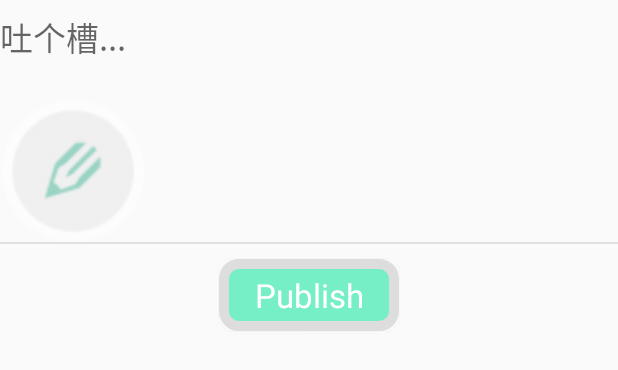
After one commit to Vacity/campusWall, an Android app: the layout activity_publish.xml on its own in the app's theme, with its tools: preview values and no code run, on a phone screen of 412 x 824 dp. The commit adds this screen. Shown: the top 370 px of the screen. Run offline under Robolectric (Android 15) with nearby library versions, the phone set to English and light mode, and no system bars.

Commit message:
发表界面1版

```diff
--- /dev/null
+++ b/app/src/main/res/drawable/arc_button.xml
@@ -0,0 +1,18 @@
+<?xml version="1.0" encoding="utf-8"?>
+<selector xmlns:android="http://schemas.android.com/apk/res/android">
+    <item android:state_pressed="false">
+        <shape>
+            <solid android:color="#76EEC6"/>
+            <corners android:radius="10dp"/>
+            <stroke android:width="10px" android:color="#DDD"/>
+        </shape>
+    </item>
+
+    <item android:state_pressed="true">
+        <shape>
+            <solid android:color="#66CDAA"/>
+            <corners android:radius="10dp"/>
+            <stroke android:width="10px" android:color="#DDD"/>
+        </shape>
+    </item>
+</selector>
--- /dev/null
+++ b/app/src/main/res/layout/activity_publish.xml
@@ -0,0 +1,44 @@
+<?xml version="1.0" encoding="utf-8"?>
+<LinearLayout xmlns:android="http://schemas.android.com/apk/res/android"
+    android:orientation="vertical" android:layout_width="match_parent"
+    android:layout_height="match_parent"
+    >
+
+    <EditText
+        android:id="@+id/etContent"
+        android:layout_width="match_parent"
+        android:layout_height="wrap_content"
+        android:paddingTop="8dp"
+        android:background="@null"
+        android:inputType="none"
+        android:hint="吐个槽..."
+        android:textAppearance="?android:attr/textAppearanceLarge"
+        />
+
+    <ImageView
+        android:layout_width="96dp"
+        android:layout_height="96dp"
+        android:layout_marginTop="24dp"
+        android:src="@drawable/profile_change"/>
+
+    <View
+        android:layout_width="match_parent"
+        android:layout_height="1dp"
+        android:background="#E0E0E0"
+        />
+
+
+
+    <Button
+        android:layout_gravity="center"
+        android:layout_width="120dp"
+        android:layout_margin="10dp"
+        android:layout_height="wrap_content"
+        android:background="@drawable/arc_button"
+        android:textColor="#FFF"
+        android:textAppearance="?android:attr/textAppearanceLarge"
+        android:text="@string/publish_message"/>
+
+
+
+</LinearLayout>
--- a/app/src/main/res/layout/activity_signup.xml
+++ b/app/src/main/res/layout/activity_signup.xml
@@ -28,8 +28,9 @@
             <EditText android:id="@+id/input_email"
                 android:layout_width="match_parent"
                 android:layout_height="wrap_content"
-                android:inputType="textEmailAddress"
-                android:hint="Email" />
+                android:inputType="textEmailAddress"/>
+                <!--android:hint="@string/sign_up_email_hint" -->
+
         </android.support.design.widget.TextInputLayout>
 
         <!--  Email Label -->
@@ -41,8 +42,9 @@
             <EditText android:id="@+id/input_password"
                 android:layout_width="match_parent"
                 android:layout_height="wrap_content"
-                android:inputType="textPassword"
-                android:hint="Password" />
+                android:inputType="textPassword" />
+                <!--android:hint="@string/sign_up_password_hint"-->
+
         </android.support.design.widget.TextInputLayout>
 
         <!-- Password Label -->
@@ -54,8 +56,9 @@
             <EditText android:id="@+id/input_school"
                 android:layout_width="match_parent"
                 android:layout_height="wrap_content"
-                android:inputType="text"
-                android:hint="School"/>
+                android:inputType="text"/>
+                <!--android:hint="@string/sign_up_school_hint"-->
+
         </android.support.design.widget.TextInputLayout>
 
         <!-- Signup Button -->
--- a/app/src/main/res/values/strings.xml
+++ b/app/src/main/res/values/strings.xml
@@ -15,4 +15,8 @@
         completions."
     </string>
     <string name="title_activity_sign_up">signUpActivity</string>
+    <string name="sign_up_email_hint">Email</string>
+    <string name="sign_up_password_hint">Password</string>
+    <string name="sign_up_school_hint">School</string>
+    <string name="publish_message">Publish</string>
 </resources>
--- a/build.gradle
+++ b/build.gradle
@@ -5,7 +5,7 @@ buildscript {
         jcenter()
     }
     dependencies {
-        classpath 'com.android.tools.build:gradle:2.1.0'
+        classpath 'com.android.tools.build:gradle:2.1.2'
 
         // NOTE: Do not place your application dependencies here; they belong
         // in the individual module build.gradle files
```
Also changed, not shown: app/src/main/res/drawable/photo_change.png (renamed from app/src/main/res/drawable/photoChange.png), app/src/main/res/drawable/profile_change.png (renamed from app/src/main/res/drawable/profileChange.png).
